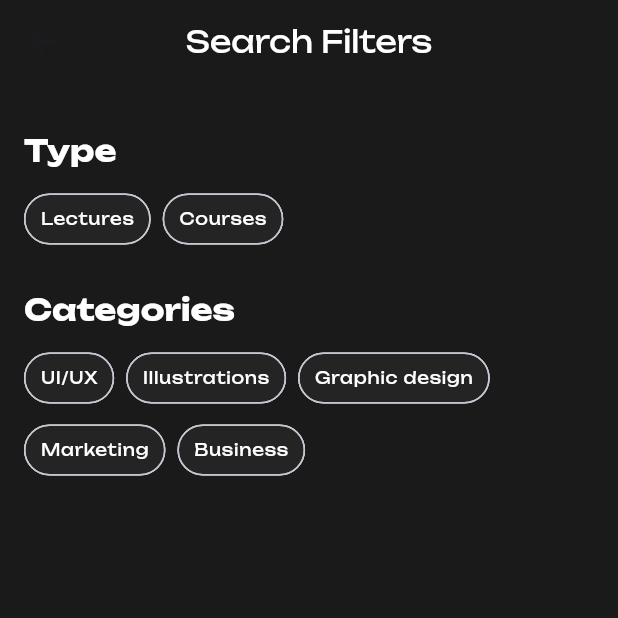
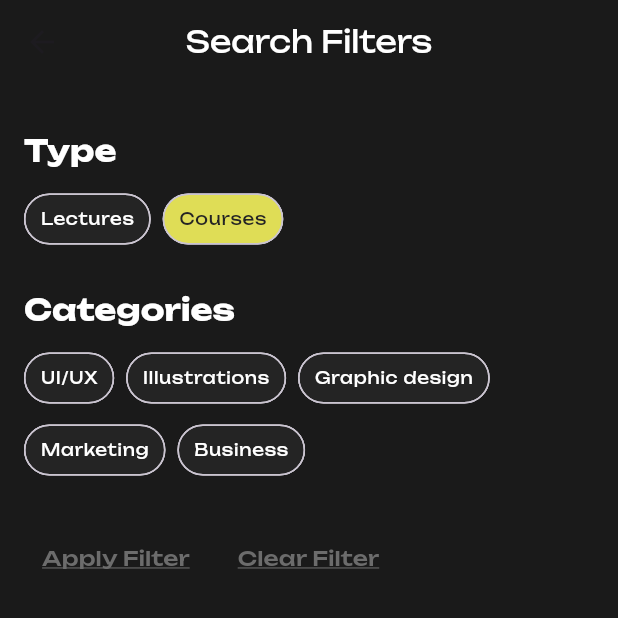
Before and after one commit to black-coda/praktika, a Flutter app: the SearchFilterView screen opened by its route, after a tap on "Courses", on a phone screen of 412 x 824 dp, the top half of it. Run offline on Flutter 3.47's test engine with Material 3 defaults, Android fonts, the light colour scheme and no system bars; our stand-ins replace flutter_riverpod, freezed_annotation, go_router, google_fonts, shimmer, supabase_flutter; accounts and stored records are empty; network calls fail.

Commit message:
refactor: Update search and filter functionality and UI

```diff
--- a/lib/utils/constant/constant.dart
+++ b/lib/utils/constant/constant.dart
@@ -18,11 +18,18 @@ class Constant {
             : const Color(0xffDCC1FF);
   }
 
-  static TextStyle appBarTitleStyle(context, {Color ? color}) =>
+  static TextStyle appBarTitleStyle(context, {Color? color}) =>
       Theme.of(context).textTheme.headlineSmall!.copyWith(
-          color:color ?? const Color(0xffDCC1FF),
+          color: color ?? const Color(0xffDCC1FF),
           fontSize: 20,
           fontWeight: FontWeight.w400);
+
+  static TextStyle underlineStyle(context, {Color? color}) => TextStyle(
+        decoration: TextDecoration.underline,
+        decorationStyle: TextDecorationStyle.solid,
+        decorationColor: const Color(0xff6C6C6C),
+        color: color ?? const Color(0xff6C6C6C),
+      );
 }
 
 class SpacerConstant {
--- a/lib/video/view/search_filter_view.dart
+++ b/lib/video/view/search_filter_view.dart
@@ -28,9 +28,7 @@ class _SearchFilterViewState extends ConsumerState<SearchFilterView1>
     );
 
     _animation = Tween<double>(begin: 0, end: 0.5).animate(_animationController)
-      ..addListener(() {
-        log(_animationController.value.toString(), name: "animation value");
-      });
+      ..addListener(() {});
     _animationController.forward();
     super.initState();
   }
@@ -85,21 +83,24 @@ class SearchFilterView extends ConsumerWidget {
             Wrap(
               spacing: 8,
               children: [
-                ChipWidget(
-                  text: "Lectures",
-                  onTap: () {
-                    log("Lectures tapped", name: "Lectures");
-                    ref.read(filterVideoProvider.notifier).state =
-                        VideoType.lecture;
-                  },
-                ),
-                ChipWidget(
-                  text: "Courses",
-                  onTap: () {
-                    log("Courses tapped", name: "Courses");
-                    ref.read(filterVideoProvider.notifier).state =
-                        VideoType.course;
-                  },
+                ...[
+                  "Lectures",
+                  "Courses",
+                ].map(
+                  (type) => ChipWidget(
+                    text: type,
+                    isSelected: ref.watch(filterVideoProvider) ==
+                        (type == "Lectures"
+                            ? VideoType.lecture
+                            : VideoType.course),
+                    onTap: () {
+                      log("$type tapped", name: type);
+                      ref.read(filterVideoProvider.notifier).state =
+                          type == "Lectures"
+                              ? VideoType.lecture
+                              : VideoType.course;
+                    },
+                  ),
                 ),
               ],
             ),
@@ -115,9 +116,56 @@ class SearchFilterView extends ConsumerWidget {
                   "Graphic design",
                   "Marketing",
                   "Business"
-                ].map((categoryName) => ChipWidget(text: categoryName)),
+                ].map(
+                  (categoryName) => ChipWidget(
+                    text: categoryName,
+                    onTap: () {
+                      log("$categoryName tapped", name: categoryName);
+                      ref
+                          .watch(categorySearchFilterStateProvider.notifier)
+                          .state = categoryName;
+                    },
+                    isSelected: ref.watch(categorySearchFilterStateProvider) ==
+                        categoryName,
+                  ),
+                ),
               ],
             ),
+            SpacerConstant.sizedBox24,
+
+            //* Apply filter and clear filter
+            Wrap(
+              spacing: 8,
+              children: [
+                //* Apply Filter
+                TextButton(
+                  onPressed: () {
+                    log("Apply Filter tapped", name: "Apply Filter");
+                    Navigator.of(context).pop();
+                  },
+                  child: Text(
+                    "Apply Filter",
+                    style: Constant.underlineStyle(context),
+                  ),
+                ),
+                //* Clear Filter
+                TextButton(
+                  onPressed: () {
+                    log("Clear Filter tapped", name: "Clear Filter");
+                    ref.watch(filterVideoProvider.notifier).state =
+                        VideoType.all;
+
+                    ref
+                        .watch(categorySearchFilterStateProvider.notifier)
+                        .state = null;
+                  },
+                  child: Text(
+                    "Clear Filter",
+                    style: Constant.underlineStyle(context),
+                  ),
+                ),
+              ],
+            )
           ],
         ),
       ),
--- a/lib/video/view/search_view.dart
+++ b/lib/video/view/search_view.dart
@@ -34,7 +34,7 @@ class _SearchViewState extends ConsumerState<SearchView> {
   @override
   Widget build(BuildContext context) {
     final isSearching = ref.watch(isSearchingProvider);
-    final searchResult = ref.watch(filterStateProvider);
+    final searchResult = ref.watch(filteredTodoListProvider);
 
     return SafeArea(
       child: Scaffold(
```
Also changed, not shown: lib/user/view/profile_view.dart (+2 -9 lines), lib/video/controller/search_and_filter_controllers.dart (+56 -9 lines).
